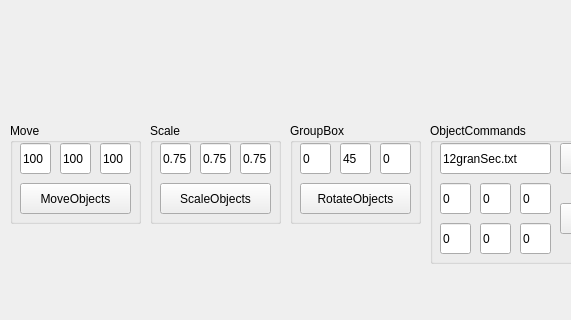
Above: lab3/mainwindow.ui from Inlucker/OOP before the change; both pictures show x 0 to 571 and y 477 to 797 of the 920 by 797 pixel window. Below: the same form after it.
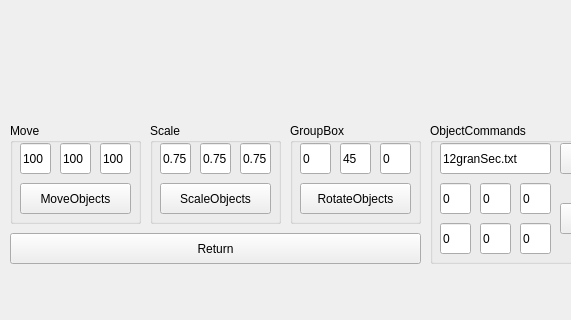
That is the form after the change.

```diff
--- a/lab3/mainwindow.ui
+++ b/lab3/mainwindow.ui
@@ -399,6 +399,19 @@
      <string>ClearScene</string>
     </property>
    </widget>
+   <widget class="QPushButton" name="pushButton">
+    <property name="geometry">
+     <rect>
+      <x>10</x>
+      <y>710</y>
+      <width>411</width>
+      <height>31</height>
+     </rect>
+    </property>
+    <property name="text">
+     <string>Return</string>
+    </property>
+   </widget>
   </widget>
   <widget class="QMenuBar" name="menubar">
    <property name="geometry">
```
